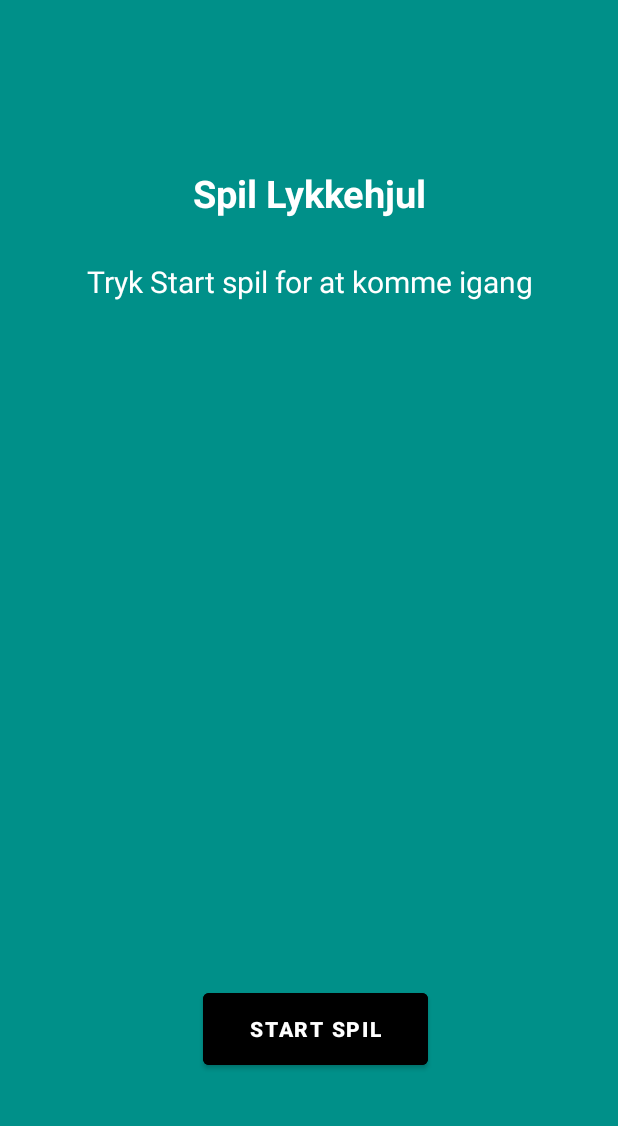
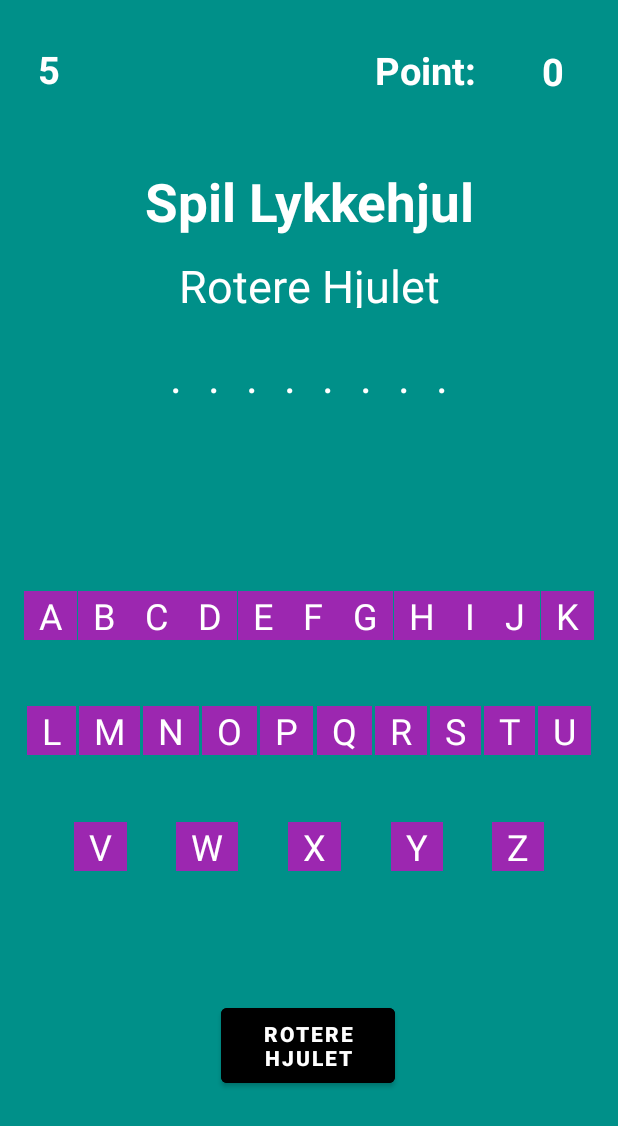
Before and after one commit to AlecRanjitkar/Lykkehjul, an Android app: the screen it shows after launch (MainActivity), on a phone screen of 412 x 824 dp. Shown: the top 1126 px of the screen. Run offline under Robolectric (Android 15) with nearby library versions, the phone set to English and light mode, and no system bars.

Commit message:
Tilføjet Navigation Componet og fragments. Start new game button i tabtFragment og vandtFragment, implementeret så når man gætter alle ord ender man i vind fragment, mens hvis man får 0 liv ender man i tabt fragment. Fjernet spilgame Activity og sat hele koden ind i mainFragment. Samme med xml filen for spilgame

```diff
--- a/app/src/main/java/com/example/lykkehjul/MainActivity.kt
+++ b/app/src/main/java/com/example/lykkehjul/MainActivity.kt
@@ -1,9 +1,7 @@
 package com.example.lykkehjul
 
-import android.content.Intent
 import androidx.appcompat.app.AppCompatActivity
 import android.os.Bundle
-import android.widget.Button
 
 
 
@@ -12,12 +10,7 @@ class MainActivity : AppCompatActivity() {
     override fun onCreate(savedInstanceState: Bundle?) {
         super.onCreate(savedInstanceState)
         setContentView(R.layout.activity_main)
-        val playButton: Button = findViewById(R.id.Knap)
 
-        playButton.setOnClickListener {
-            val intent = Intent(this, Spilgame::class.java)
-            startActivity(intent)
-        }
 
     }
 }
--- a/app/src/main/java/com/example/lykkehjul/Spilgame.kt
+++ b/app/src/main/java/com/example/lykkehjul/mainFragment.kt
@@ -1,29 +1,30 @@
 package com.example.lykkehjul
 
-import androidx.appcompat.app.AppCompatActivity
 import android.os.Bundle
+import androidx.fragment.app.Fragment
+import android.view.LayoutInflater
 import android.view.View
+import android.view.ViewGroup
+import android.widget.Button
 import android.widget.*
-import androidx.constraintlayout.widget.ConstraintLayout
 import androidx.recyclerview.widget.LinearLayoutManager
 import androidx.recyclerview.widget.RecyclerView
-import com.example.lykkehjul.Adapter.ItemAdapter
 import com.example.lykkehjul.Data.Datasource
-import com.example.lykkehjul.Logik.SpilLogik
 import com.example.lykkehjul.Logik.SpilLogik.bogstavToGæt
 import com.example.lykkehjul.Logik.SpilLogik.erBogstavIHemmeligtOrd
 import com.example.lykkehjul.Logik.SpilLogik.multiplyBogstaver
 import com.example.lykkehjul.Model.Ord
+import androidx.navigation.Navigation
+import com.example.lykkehjul.Adapter.ItemAdapter
 
-class Spilgame : AppCompatActivity() {
-    private lateinit var bogstavLayout: ConstraintLayout
-    private lateinit var brugtBogstav: TextView
-    private lateinit var Knap: Button
-    private lateinit var Besked: TextView
-    private lateinit var Knap1: Button
-    private lateinit var Liv: TextView
-    private lateinit var Point: TextView
-    private lateinit var Recycler: RecyclerView
+
+class mainFragment : Fragment() {
+
+    lateinit var Recycler: RecyclerView
+    lateinit var Liv: TextView
+    lateinit var Point: TextView
+    lateinit var Besked: TextView
+    lateinit var Knap: Button
     private var layoutManager: RecyclerView.LayoutManager? = null
     private var adapter: RecyclerView.Adapter<ItemAdapter.ViewHolder>? = null
 
@@ -34,24 +35,31 @@ class Spilgame : AppCompatActivity() {
     var liv = 5
     var hemmeligtOrdIUnderscore = mutableListOf<Ord>()
 
-    override fun onCreate(savedInstanceState: Bundle?) {
-        super.onCreate(savedInstanceState)
-        setContentView(R.layout.activity_spilgame)
 
-        Recycler = findViewById(R.id.Recycler)
-        Knap = findViewById(R.id.Knap)
-        bogstavLayout = findViewById(R.id.bogstavLayout)
-        brugtBogstav = findViewById(R.id.brugtBogstav)
-        Besked = findViewById(R.id.Besked)
-        Knap1 = findViewById(R.id.Knap1)
-        Liv = findViewById(R.id.Liv)
-        Point = findViewById(R.id.Point)
+
+    override fun onCreateView(
+        inflater: LayoutInflater, container: ViewGroup?,
+        savedInstanceState: Bundle?
+
+    ): View? {
+        return inflater.inflate(R.layout.fragment_main, container, false)
+
+
+    }
+
+    override fun onViewCreated(view: View, savedInstanceState: Bundle?) {
+        super.onViewCreated(view, savedInstanceState)
+        Recycler = view.findViewById(R.id.Recycler)
+        Liv = view.findViewById(R.id.Liv)
+        Point = view.findViewById(R.id.Point)
+        Besked = view.findViewById(R.id.Besked)
+        Knap = view.findViewById(R.id.Knap)
+
 
         //Random generator til ord fra Datasource klassen
         //Vælger et random ord fra datasouce klassens liste af ord
         val myDataset = Datasource().loadOrd()
         hemmeligtOrd = myDataset.random().toString()
-
 
         Knap.setOnClickListener {
             //Random generator til points fra Datasource klassen
@@ -61,15 +69,15 @@ class Spilgame : AppCompatActivity() {
             Besked.setText(tilfældigtSpin)
 
         }
-        layoutManager = LinearLayoutManager(this)
+        layoutManager = LinearLayoutManager(activity)
         Recycler.layoutManager = layoutManager
         Recycler.adapter = adapter
 
         val data: MutableList<Ord> = hemmeligtOrdiUndscoreOgMellemrumIOrdet()
         hemmeligtOrdIUnderscore = data
-        layoutManager = LinearLayoutManager(this, LinearLayoutManager.HORIZONTAL, false)
+        layoutManager = LinearLayoutManager(activity, LinearLayoutManager.HORIZONTAL, false)
+
         adapter = ItemAdapter(data)
-
         Recycler.layoutManager = layoutManager
         Recycler.setHasFixedSize(true)
         Recycler.adapter = adapter
@@ -83,10 +91,11 @@ class Spilgame : AppCompatActivity() {
         var ord = 'a'
         while (ord <= 'z') {
 
-            val resId = resources.getIdentifier(ord.toString(), "id", packageName)
-            val view: TextView = findViewById(resId)
+            val resId = resources.getIdentifier(ord.toString(), "id", getActivity()?.packageName)
+            val view: TextView = requireView().findViewById(resId)
             buttons.add(view)
             ord++
+
         }
     }
 
@@ -117,7 +126,7 @@ class Spilgame : AppCompatActivity() {
 
             } else {
                 Toast.makeText(
-                    applicationContext,
+                    activity,
                     "Husk at trykke på et bogstav",
                     Toast.LENGTH_SHORT
                 ).show()
@@ -130,25 +139,22 @@ class Spilgame : AppCompatActivity() {
         if (tilfældigtSpin.contains("Ekstra liv")) {
             liv += 1
             Liv.setText(liv.toString())
-            Toast.makeText(applicationContext, "Du har fået et ekstra liv", Toast.LENGTH_SHORT)
+            Toast.makeText(activity, "Du har fået et ekstra liv", Toast.LENGTH_SHORT)
                 .show()
 
         } else if (tilfældigtSpin.contains("Tabt liv")) {
             liv -= 1
             Liv.setText(liv.toString())
-            Toast.makeText(applicationContext, "Du har mistet et liv", Toast.LENGTH_SHORT).show()
+            Toast.makeText(activity, "Du har mistet et liv", Toast.LENGTH_SHORT).show()
 
         } else if (tilfældigtSpin.contains("Konkurs")) {
             liv = 0
             Liv.setText(liv.toString())
-            Toast.makeText(
-                applicationContext,
-                "Du er gået konkurs og har hermed tabt spillet",
-                Toast.LENGTH_SHORT
-            ).show()
+
         } else {
             erHjuletDrejet = true
         }
+        spilTabt()
     }
 
     fun fåPoint(tastBogstav: String) {
@@ -193,15 +199,15 @@ class Spilgame : AppCompatActivity() {
                             data.add(Ord("$i"))
                         }
                         hemmeligtOrdIUnderscore = data
-                        layoutManager =
-                            LinearLayoutManager(this, LinearLayoutManager.HORIZONTAL, false)
-                        adapter = ItemAdapter(data)
+                        var layoutManager =
+                            LinearLayoutManager(activity, LinearLayoutManager.HORIZONTAL, false)
+                        var adapter = ItemAdapter(data)
 
                         Recycler.layoutManager = layoutManager
                         Recycler.setHasFixedSize(true)
                         Recycler.adapter = adapter
                         Toast.makeText(
-                            applicationContext,
+                            activity,
                             "Du har trykket på bogstavet ${button.text.toString().lowercase()}",
                             Toast.LENGTH_SHORT
                         ).show()
@@ -211,20 +217,32 @@ class Spilgame : AppCompatActivity() {
                         liv -= 1
                         Liv.setText(liv.toString())
                         Toast.makeText(
-                            applicationContext,
+                            activity,
                             "Det hemmelig ord har dsv ikke dette bogstav, du har mistet et liv",
                             Toast.LENGTH_SHORT
                         ).show()
                         erHjuletDrejet = false
+
                     }
                     button.setVisibility(View.GONE)
                 } else {
-                    Toast.makeText(applicationContext, "Husk at rotere hjulet", Toast.LENGTH_SHORT)
+                    Toast.makeText( activity, "Husk at rotere hjulet", Toast.LENGTH_SHORT)
                         .show()
                 }
-                erHjuletDrejet = false
-
+                spilVundet()
+                spilTabt()
             }
         }
     }
+    private  fun spilVundet() {
+        if(!hemmeligtOrdIUnderscore.contains(Ord("."))) {
+            view?.let { Navigation.findNavController(it).navigate(R.id.action_mainFragment_to_vandtFragment) }
+        }
+    }
+
+    private fun spilTabt() {
+        if(liv == 0) {
+            view?.let { Navigation.findNavController(it).navigate(R.id.action_mainFragment_to_tabtFragment) }
+        }
+    }
 }
--- a/app/src/main/res/layout/activity_main.xml
+++ b/app/src/main/res/layout/activity_main.xml
@@ -3,55 +3,17 @@
     xmlns:app="http://schemas.android.com/apk/res-auto"
     xmlns:tools="http://schemas.android.com/tools"
     android:layout_width="match_parent"
-    android:layout_height="match_parent"
-    android:background="#009089"
-    tools:context=".MainActivity">
+    android:layout_height="match_parent">
 
-    <Button
-        android:id="@+id/Knap"
-        android:layout_width="150dp"
-        android:layout_height="60dp"
-        android:layout_marginBottom="108dp"
-        android:backgroundTint="@color/black"
-        android:gravity="center"
-        android:text="Start spil"
-        android:textStyle="bold"
+    <androidx.fragment.app.FragmentContainerView
+        android:id="@+id/fragmentContainerView"
+        android:name="androidx.navigation.fragment.NavHostFragment"
+        android:layout_width="match_parent"
+        android:layout_height="match_parent"
+        app:defaultNavHost="true"
         app:layout_constraintBottom_toBottomOf="parent"
         app:layout_constraintEnd_toEndOf="parent"
-        app:layout_constraintHorizontal_bias="0.517"
-        app:layout_constraintStart_toStartOf="parent" />
-
-    <TextView
-        android:id="@+id/Lykkehjul"
-        android:layout_width="match_parent"
-        android:layout_height="35dp"
-        android:layout_marginTop="100dp"
-        android:gravity="center"
-        android:text="Spil Lykkehjul"
-        android:textColor="@color/white"
-        android:textSize="25dp"
-        android:textStyle="bold"
-        app:layout_constraintBottom_toBottomOf="parent"
-        app:layout_constraintHorizontal_bias="0.0"
-        app:layout_constraintLeft_toLeftOf="parent"
-        app:layout_constraintRight_toRightOf="parent"
+        app:layout_constraintStart_toStartOf="parent"
         app:layout_constraintTop_toTopOf="parent"
-        app:layout_constraintVertical_bias="0.016" />
-
-    <TextView
-        android:id="@+id/Besked"
-        android:layout_width="match_parent"
-        android:layout_height="35dp"
-        android:layout_marginTop="170dp"
-        android:gravity="center"
-        android:text="Tryk Start spil for at komme igang"
-        android:textColor="@color/white"
-        android:textSize="20dp"
-        app:layout_constraintBottom_toBottomOf="parent"
-        app:layout_constraintHorizontal_bias="0.0"
-        app:layout_constraintLeft_toLeftOf="parent"
-        app:layout_constraintRight_toRightOf="parent"
-        app:layout_constraintTop_toTopOf="parent"
-        app:layout_constraintVertical_bias="0.0" />
-
-    </androidx.constraintlayout.widget.ConstraintLayout>
+        app:navGraph="@navigation/my_nav" />
+</androidx.constraintlayout.widget.ConstraintLayout>
--- /dev/null
+++ b/app/src/main/res/navigation/my_nav.xml
@@ -0,0 +1,38 @@
+<?xml version="1.0" encoding="utf-8"?>
+<navigation xmlns:android="http://schemas.android.com/apk/res/android"
+    xmlns:app="http://schemas.android.com/apk/res-auto"
+    xmlns:tools="http://schemas.android.com/tools"
+    android:id="@+id/my_nav"
+    app:startDestination="@id/mainFragment">
+
+    <fragment
+        android:id="@+id/mainFragment"
+        android:name="com.example.lykkehjul.mainFragment"
+        android:label="fragment_main"
+        tools:layout="@layout/fragment_main" >
+        <action
+            android:id="@+id/action_mainFragment_to_tabtFragment"
+            app:destination="@id/tabtFragment" />
+        <action
+            android:id="@+id/action_mainFragment_to_vandtFragment"
+            app:destination="@id/vandtFragment" />
+    </fragment>
+    <fragment
+        android:id="@+id/tabtFragment"
+        android:name="com.example.lykkehjul.tabtFragment"
+        android:label="fragment_tabt"
+        tools:layout="@layout/fragment_tabt" >
+        <action
+            android:id="@+id/action_tabtFragment_to_mainFragment"
+            app:destination="@id/mainFragment" />
+    </fragment>
+    <fragment
+        android:id="@+id/vandtFragment"
+        android:name="com.example.lykkehjul.vandtFragment"
+        android:label="fragment_vandt"
+        tools:layout="@layout/fragment_vandt" >
+        <action
+            android:id="@+id/action_vandtFragment_to_mainFragment"
+            app:destination="@id/mainFragment" />
+    </fragment>
+</navigation>
```
Also changed, not shown: app/src/main/java/com/example/lykkehjul/tabtFragment.kt (added, +32 -0 lines), app/src/main/java/com/example/lykkehjul/vandtFragment.kt (added, +32 -0 lines), app/src/main/res/layout/fragment_main.xml (renamed from app/src/main/res/layout/activity_spilgame.xml, +5 -17 lines), app/src/main/res/layout/fragment_tabt.xml (added, +59 -0 lines), app/src/main/res/layout/fragment_vandt.xml (added, +59 -0 lines).
